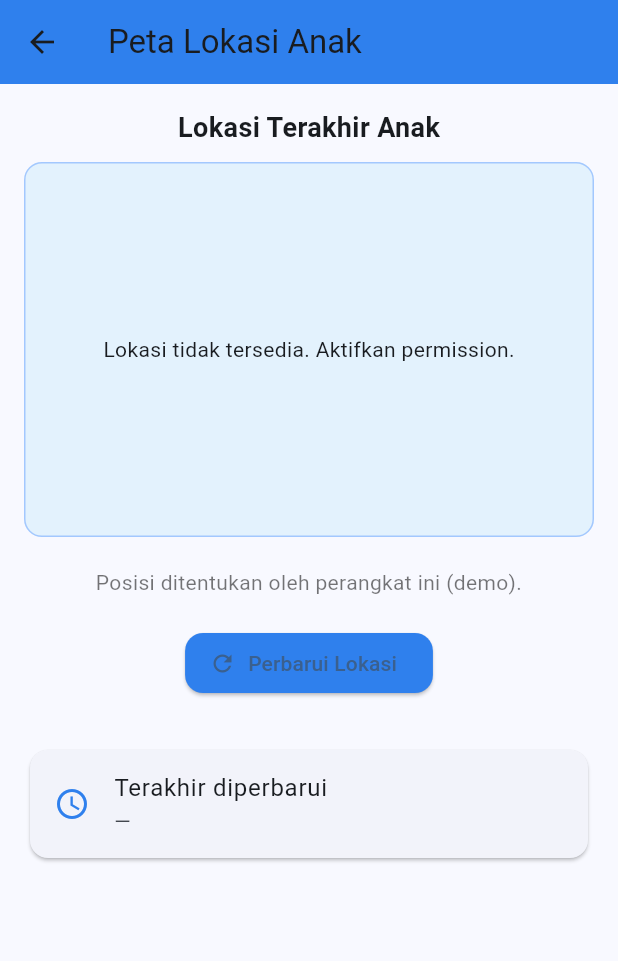
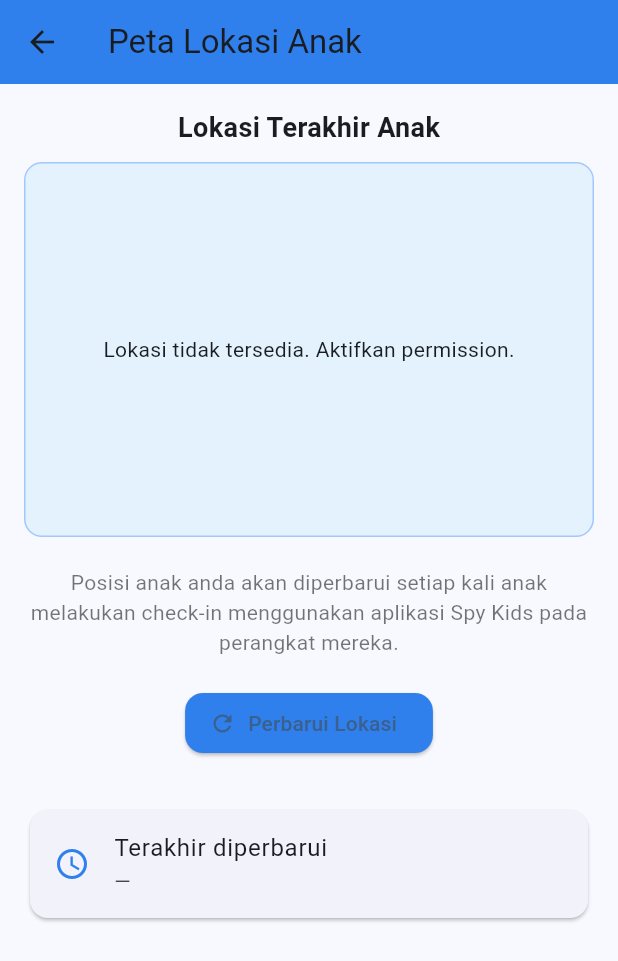
Before and after one commit to NandaaAyyy/SpyKidsApp, a Flutter app: the HomeShell screen opened by its route, after a tap on "Perbarui Status", after a tap on "Lihat Peta", on a phone screen of 412 x 824 dp. Shown: the top 961 px of the screen. Run offline on Flutter 3.47's test engine with Material 3 defaults, Android fonts, the phone set to English and light mode, and no system bars; our stand-ins replace geolocator, shared_preferences; accounts and stored records are empty.

Commit message:
commit-7(update gambar)

```diff
--- a/lib/pages/dashboard.dart
+++ b/lib/pages/dashboard.dart
@@ -132,19 +132,23 @@ class _DashboardPageState extends State<DashboardPage> {
           // messages
           const Text('Pesan dari Guru', style: TextStyle(fontWeight: FontWeight.bold)),
           const SizedBox(height: 8),
-          Card(
-            shape: RoundedRectangleBorder(borderRadius: BorderRadius.circular(12)),
-            child: ListTile(
-              leading: const CircleAvatar(child: Icon(Icons.person), backgroundColor: Color(0xFFEEF7FF)),
-              title: const Text('Bu Siti Aminah'),
-              subtitle: const Text('Anak Anda aktif hari ini pada pelajaran IPA.'),
-              trailing: Text(StorageService.getLastUpdate(), style: const TextStyle(color: Colors.black54)),
-            ),
-          ),
-
-          const SizedBox(height: 18),
-
-          // quick action row
+          Row(
+            children: [
+              CircleAvatar(
+                radius: 40,
+                backgroundImage: AssetImage('assets/images/kim.jpeg', ),
+                ),
+                const SizedBox(width: 12),
+                Column(
+                  crossAxisAlignment: CrossAxisAlignment.start,
+                  children: const [
+                    Text("Halo, Orang Tua", style: TextStyle(fontSize: 20, fontWeight: FontWeight.bold)),
+                    Text("Selamat datang di Spy Kids"),
+                    ],
+                    ),
+                    ],
+                    ),
+                    const SizedBox(height: 18),// quick action row
           Row(
             children: [
               Expanded(child: _quickAction(Icons.map, 'Lihat Peta', () => Navigator.pushNamed(context, '/map'))),
--- a/lib/pages/map.dart
+++ b/lib/pages/map.dart
@@ -61,15 +61,15 @@ class _MapPageState extends State<MapPage> {
                             children: [
                               const Icon(Icons.location_on, size: 64, color: Colors.red),
                               const SizedBox(height: 8),
-                              Text("Lat: ${_pos!.latitude.toStringAsFixed(6)}"),
-                              Text("Lng: ${_pos!.longitude.toStringAsFixed(6)}"),
+                              Text("Latitude: ${_pos!.latitude.toStringAsFixed(6)}"),
+                              Text("Longitude: ${_pos!.longitude.toStringAsFixed(6)}"),
                             ],
                           ),
               ),
             ),
             const SizedBox(height: 20),
             const Text(
-              "Posisi ditentukan oleh perangkat ini (demo).",
+              "Posisi anak anda akan diperbarui setiap kali anak melakukan check-in menggunakan aplikasi Spy Kids pada perangkat mereka.",
               style: TextStyle(fontSize: 14, color: Colors.black54),
               textAlign: TextAlign.center,
             ),
--- a/lib/pages/profile.dart
+++ b/lib/pages/profile.dart
@@ -20,7 +20,7 @@ class ProfilePage extends StatelessWidget {
               children: [
                 const CircleAvatar(
                   radius: 48,
-                  backgroundImage: AssetImage('assets/parent.png'), // kamu bisa ganti
+                  backgroundImage: AssetImage('assets/images/kim.jpeg'),
                 ),
                 const SizedBox(height: 10),
                 const Text(
```
Also changed, not shown: pubspec.yaml (+3 -71 lines), assets/images/kim.jpeg (added).
